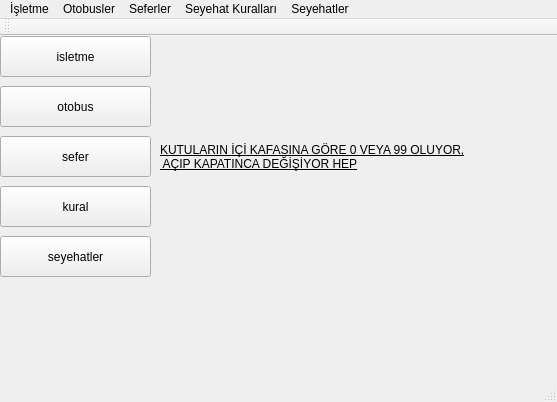
The window that otobusbilgisistemi.ui (emirkyz/OtobusBilgiSistemi) describes before a commit, drawn with Qt 5.
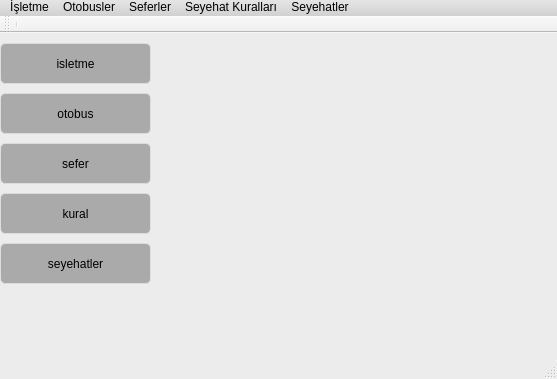
The same window after the commit. Icons and pictures are not drawn.

```diff
--- a/otobusbilgisistemi.ui
+++ b/otobusbilgisistemi.ui
@@ -7,18 +7,589 @@
     <x>0</x>
     <y>0</y>
     <width>557</width>
-    <height>402</height>
+    <height>379</height>
    </rect>
   </property>
   <property name="windowTitle">
    <string>OtobusBilgiSistemi</string>
   </property>
+  <property name="windowIcon">
+   <iconset resource="Kaynaklar.qrc">
+    <normaloff>:/Resimler/Window.png</normaloff>:/Resimler/Window.png</iconset>
+  </property>
+  <property name="styleSheet">
+   <string notr="true">QMainWindow#OtobusBilgiSistemi{
+	border-image: url(:/Resimler/background.png)
+}
+QLineEdit {
+	font: 12pt &quot;Roboto&quot;;
+}
+QSpinBox {
+	font: 12pt &quot;Roboto&quot;;
+}
+
+QPlainTextEdit {
+	font: 12pt &quot;Roboto&quot;;
+}
+QMainWindow {
+	background-color:#ececec;
+}
+QTextEdit {
+	border-width: 1px;
+	border-style: solid;
+	border-color: qlineargradient(spread:pad, x1:0.5, y1:1, x2:0.5, y2:0, stop:0 rgba(0, 113, 255, 255), stop:1 rgba(91, 171, 252, 255));
+}
+QPlainTextEdit {
+	border-width: 1px;
+	border-style: solid;
+	border-color: qlineargradient(spread:pad, x1:0.5, y1:1, x2:0.5, y2:0, stop:0 rgba(0, 113, 255, 255), stop:1 rgba(91, 171, 252, 255));
+}
+QToolButton {
+	border-style: solid;
+	border-top-color: qlineargradient(spread:pad, x1:0.5, y1:1, x2:0.5, y2:0, stop:0 rgb(215, 215, 215), stop:1 rgb(222, 222, 222));
+	border-right-color: qlineargradient(spread:pad, x1:0, y1:0.5, x2:1, y2:0.5, stop:0 rgb(217, 217, 217), stop:1 rgb(227, 227, 227));
+	border-left-color: qlineargradient(spread:pad, x1:0, y1:0.5, x2:1, y2:0.5, stop:0 rgb(227, 227, 227), stop:1 rgb(217, 217, 217));
+	border-bottom-color: qlineargradient(spread:pad, x1:0.5, y1:1, x2:0.5, y2:0, stop:0 rgb(215, 215, 215), stop:1 rgb(222, 222, 222));
+	border-width: 1px;
+	border-radius: 5px;
+	color: rgb(0,0,0);
+	padding: 2px;
+	background-color: rgb(170,170,170);
+}
+QToolButton:hover{
+	border-style: solid;
+	border-top-color: qlineargradient(spread:pad, x1:0.5, y1:1, x2:0.5, y2:0, stop:0 rgb(195, 195, 195), stop:1 rgb(222, 222, 222));
+	border-right-color: qlineargradient(spread:pad, x1:0, y1:0.5, x2:1, y2:0.5, stop:0 rgb(197, 197, 197), stop:1 rgb(227, 227, 227));
+	border-left-color: qlineargradient(spread:pad, x1:0, y1:0.5, x2:1, y2:0.5, stop:0 rgb(227, 227, 227), stop:1 rgb(197, 197, 197));
+	border-bottom-color: qlineargradient(spread:pad, x1:0.5, y1:1, x2:0.5, y2:0, stop:0 rgb(195, 195, 195), stop:1 rgb(222, 222, 222));
+	border-width: 1px;
+	border-radius: 5px;
+	color: rgb(0,0,0);
+	padding: 2px;
+	background-color: rgb(255,255,255);
+}
+QToolButton:pressed{
+	border-style: solid;
+	border-top-color: qlineargradient(spread:pad, x1:0.5, y1:1, x2:0.5, y2:0, stop:0 rgb(215, 215, 215), stop:1 rgb(222, 222, 222));
+	border-right-color: qlineargradient(spread:pad, x1:0, y1:0.5, x2:1, y2:0.5, stop:0 rgb(217, 217, 217), stop:1 rgb(227, 227, 227));
+	border-left-color: qlineargradient(spread:pad, x1:0, y1:0.5, x2:1, y2:0.5, stop:0 rgb(227, 227, 227), stop:1 rgb(217, 217, 217));
+	border-bottom-color: qlineargradient(spread:pad, x1:0.5, y1:1, x2:0.5, y2:0, stop:0 rgb(215, 215, 215), stop:1 rgb(222, 222, 222));
+	border-width: 1px;
+	border-radius: 5px;
+	color: rgb(0,0,0);
+	padding: 2px;
+	background-color: rgb(142,142,142);
+}
+QPushButton{
+	border-style: solid;
+	border-top-color: qlineargradient(spread:pad, x1:0.5, y1:1, x2:0.5, y2:0, stop:0 rgb(215, 215, 215), stop:1 rgb(222, 222, 222));
+	border-right-color: qlineargradient(spread:pad, x1:0, y1:0.5, x2:1, y2:0.5, stop:0 rgb(217, 217, 217), stop:1 rgb(227, 227, 227));
+	border-left-color: qlineargradient(spread:pad, x1:0, y1:0.5, x2:1, y2:0.5, stop:0 rgb(227, 227, 227), stop:1 rgb(217, 217, 217));
+	border-bottom-color: qlineargradient(spread:pad, x1:0.5, y1:1, x2:0.5, y2:0, stop:0 rgb(215, 215, 215), stop:1 rgb(222, 222, 222));
+	border-width: 3px;
+	border-radius: 5px;
+	color: rgb(0,0,0);
+	padding: 3px;
+	background-color: rgb(255,255,255);
+}
+QPushButton::default{
+	border-style: solid;
+	border-top-color: qlineargradient(spread:pad, x1:0.5, y1:1, x2:0.5, y2:0, stop:0 rgb(215, 215, 215), stop:1 rgb(222, 222, 222));
+	border-right-color: qlineargradient(spread:pad, x1:0, y1:0.5, x2:1, y2:0.5, stop:0 rgb(217, 217, 217), stop:1 rgb(227, 227, 227));
+	border-left-color: qlineargradient(spread:pad, x1:0, y1:0.5, x2:1, y2:0.5, stop:0 rgb(227, 227, 227), stop:1 rgb(217, 217, 217));
+	border-bottom-color: qlineargradient(spread:pad, x1:0.5, y1:1, x2:0.5, y2:0, stop:0 rgb(215, 215, 215), stop:1 rgb(222, 222, 222));
+	border-width: 3px;
+	border-radius: 5px;
+	color: rgb(0,0,0);
+	padding: 3px;
+	background-color: rgb(255,255,255);
+}
+QPushButton:hover{
+	border-style: solid;
+	border-top-color: qlineargradient(spread:pad, x1:0.5, y1:1, x2:0.5, y2:0, stop:0 rgb(195, 195, 195), stop:1 rgb(222, 222, 222));
+	border-right-color: qlineargradient(spread:pad, x1:0, y1:0.5, x2:1, y2:0.5, stop:0 rgb(197, 197, 197), stop:1 rgb(227, 227, 227));
+	border-left-color: qlineargradient(spread:pad, x1:0, y1:0.5, x2:1, y2:0.5, stop:0 rgb(227, 227, 227), stop:1 rgb(197, 197, 197));
+	border-bottom-color: qlineargradient(spread:pad, x1:0.5, y1:1, x2:0.5, y2:0, stop:0 rgb(195, 195, 195), stop:1 rgb(222, 222, 222));
+	border-width: 1px;
+	border-radius: 5px;
+	color: rgb(0,0,0);
+	padding: 2px;
+	background-color: rgb(255,255,255);
+}
+QPushButton:pressed{
+	border-style: solid;
+	border-top-color: qlineargradient(spread:pad, x1:0.5, y1:1, x2:0.5, y2:0, stop:0 rgb(215, 215, 215), stop:1 rgb(222, 222, 222));
+	border-right-color: qlineargradient(spread:pad, x1:0, y1:0.5, x2:1, y2:0.5, stop:0 rgb(217, 217, 217), stop:1 rgb(227, 227, 227));
+	border-left-color: qlineargradient(spread:pad, x1:0, y1:0.5, x2:1, y2:0.5, stop:0 rgb(227, 227, 227), stop:1 rgb(217, 217, 217));
+	border-bottom-color: qlineargradient(spread:pad, x1:0.5, y1:1, x2:0.5, y2:0, stop:0 rgb(215, 215, 215), stop:1 rgb(222, 222, 222));
+	border-width: 1px;
+	border-radius: 5px;
+	color: rgb(0,0,0);
+	padding: 2px;
+	background-color: rgb(142,142,142);
+}
+QPushButton:disabled{
+	border-style: solid;
+	border-top-color: qlineargradient(spread:pad, x1:0.5, y1:1, x2:0.5, y2:0, stop:0 rgb(215, 215, 215), stop:1 rgb(222, 222, 222));
+	border-right-color: qlineargradient(spread:pad, x1:0, y1:0.5, x2:1, y2:0.5, stop:0 rgb(217, 217, 217), stop:1 rgb(227, 227, 227));
+	border-left-color: qlineargradient(spread:pad, x1:0, y1:0.5, x2:1, y2:0.5, stop:0 rgb(227, 227, 227), stop:1 rgb(217, 217, 217));
+	border-bottom-color: qlineargradient(spread:pad, x1:0.5, y1:1, x2:0.5, y2:0, stop:0 rgb(215, 215, 215), stop:1 rgb(222, 222, 222));
+	border-width: 1px;
+	border-radius: 5px;
+	color: #808086;
+	padding: 2px;
+	background-color: rgb(142,142,142);
+}
+QLineEdit {
+	border-width: 1px; border-radius: 4px;
+	border-style: solid;
+	border-color: qlineargradient(spread:pad, x1:0.5, y1:1, x2:0.5, y2:0, stop:0 rgba(0, 113, 255, 255), stop:1 rgba(91, 171, 252, 255));
+}
+QLabel {
+	color: #000000;
+}
+QLCDNumber {
+	color: rgb(0, 113, 255, 255);
+}
+QProgressBar {
+	text-align: center;
+	color: rgb(240, 240, 240);
+	border-width: 1px; 
+	border-radius: 10px;
+	border-color: rgb(230, 230, 230);
+	
+	background-color:rgb(207,207,207);
+}
+QProgressBar::chunk {
+	background-color: qlineargradient(spread:pad, x1:0.5, y1:1, x2:0.5, y2:0, stop:0 rgba(49, 147, 250, 255), stop:1 rgba(34, 142, 255, 255));
+	border-radius: 10px;
+}
+QMenuBar {
+	background-color: qlineargradient(spread:pad, x1:0.5, y1:1, x2:0.5, y2:0, stop:0 rgba(207, 209, 207, 255), stop:1 rgba(230, 229, 230, 255));
+}
+QMenuBar::item {
+	color: #000000;
+  	spacing: 3px;
+  	padding: 1px 4px;
+	
+}
+
+QMenuBar::item:selected {
+  	background-color: qlineargradient(spread:pad, x1:0.5, y1:1, x2:0.5, y2:0, stop:0 rgba(0, 113, 255, 255), stop:1 rgba(91, 171, 252, 255));
+	color: #FFFFFF;
+}
+QMenu::item:selected {
+	border-style: solid;
+	border-top-color: transparent;
+	border-right-color: transparent;
+	border-left-color: qlineargradient(spread:pad, x1:0.5, y1:1, x2:0.5, y2:0, stop:0 rgba(0, 113, 255, 255), stop:1 rgba(91, 171, 252, 255));
+	border-bottom-color: transparent;
+	border-left-width: 2px;
+	color: #000000;
+	padding-left:15px;
+	padding-top:4px;
+	padding-bottom:4px;
+	padding-right:7px;
+}
+QMenu::item {
+	border-style: solid;
+	border-top-color: transparent;
+	border-right-color: transparent;
+	border-left-color: transparent;
+	border-bottom-color: transparent;
+	border-bottom-width: 1px;
+	color: #000000;
+	padding-left:17px;
+	padding-top:4px;
+	padding-bottom:4px;
+	padding-right:7px;
+}
+QTabWidget {
+	color:rgb(0,0,0);
+	background-color:#000000;
+}
+QTabWidget::pane {
+		border-color: rgb(223,223,223);
+		background-color:rgb(226,226,226);
+		border-style: solid;
+		border-width: 2px;
+    	border-radius: 6px;
+}
+QTabBar::tab:first {
+	border-style: solid;
+	border-left-width:1px;
+	border-right-width:0px;
+	border-top-width:1px;
+	border-bottom-width:1px;
+	border-top-color: rgb(209,209,209);
+	border-left-color: qlineargradient(spread:pad, x1:0.5, y1:1, x2:0.5, y2:0, stop:0 rgba(209, 209, 209, 209), stop:1 rgba(229, 229, 229, 229));
+	border-bottom-color: rgb(229,229,229);
+	border-top-left-radius: 4px;
+	border-bottom-left-radius: 4px;
+	color: #000000;
+	padding: 3px;
+	margin-left:0px;
+	background-color: qlineargradient(spread:pad, x1:0.5, y1:1, x2:0.5, y2:0, stop:0 rgba(247, 247, 247, 255), stop:1 rgba(255, 255, 255, 255));
+}
+QTabBar::tab:last {
+	border-style: solid;
+	border-width:1px;
+	border-top-color: rgb(209,209,209);
+	border-left-color: qlineargradient(spread:pad, x1:0.5, y1:1, x2:0.5, y2:0, stop:0 rgba(209, 209, 209, 209), stop:1 rgba(229, 229, 229, 229));
+	border-right-color: qlineargradient(spread:pad, x1:0.5, y1:1, x2:0.5, y2:0, stop:0 rgba(209, 209, 209, 209), stop:1 rgba(229, 229, 229, 229));
+	border-bottom-color: rgb(229,229,229);
+	border-top-right-radius: 4px;
+	border-bottom-right-radius: 4px;
+	color: #000000;
+	padding: 3px;
+	margin-left:0px;
+	background-color: qlineargradient(spread:pad, x1:0.5, y1:1, x2:0.5, y2:0, stop:0 rgba(247, 247, 247, 255), stop:1 rgba(255, 255, 255, 255));
+}
+QTabBar::tab {
+	border-style: solid;
+	border-top-width:1px;
+	border-bottom-width:1px;
+	border-left-width:1px;
+	border-top-color: rgb(209,209,209);
+	border-left-color: qlineargradient(spread:pad, x1:0.5, y1:1, x2:0.5, y2:0, stop:0 rgba(209, 209, 209, 209), stop:1 rgba(229, 229, 229, 229));
+	border-bottom-color: rgb(229,229,229);
+	color: #000000;
+	padding: 3px;
+	margin-left:0px;
+	background-color: qlineargradient(spread:pad, x1:0.5, y1:1, x2:0.5, y2:0, stop:0 rgba(247, 247, 247, 255), stop:1 rgba(255, 255, 255, 255));
+}
+QTabBar::tab:selected, QTabBar::tab:last:selected, QTabBar::tab:hover {
+  	border-style: solid;
+  	border-left-width:1px;
+	border-right-color: transparent;
+	border-top-color: rgb(209,209,209);
+	border-left-color: qlineargradient(spread:pad, x1:0.5, y1:1, x2:0.5, y2:0, stop:0 rgba(209, 209, 209, 209), stop:1 rgba(229, 229, 229, 229));
+	border-bottom-color: rgb(229,229,229);
+	color: #FFFFFF;
+	padding: 3px;
+	margin-left:0px;
+	background-color: qlineargradient(spread:pad, x1:0.5, y1:1, x2:0.5, y2:0, stop:0 rgba(0, 113, 255, 255), stop:1 rgba(91, 171, 252, 255));
+}
+
+QTabBar::tab:selected, QTabBar::tab:first:selected, QTabBar::tab:hover {
+  	border-style: solid;
+  	border-left-width:1px;
+  	border-bottom-width:1px;
+  	border-top-width:1px;
+	border-right-color: transparent;
+	border-top-color: rgb(209,209,209);
+	border-left-color: qlineargradient(spread:pad, x1:0.5, y1:1, x2:0.5, y2:0, stop:0 rgba(209, 209, 209, 209), stop:1 rgba(229, 229, 229, 229));
+	border-bottom-color: rgb(229,229,229);
+	color: #FFFFFF;
+	padding: 3px;
+	margin-left:0px;
+	background-color: qlineargradient(spread:pad, x1:0.5, y1:1, x2:0.5, y2:0, stop:0 rgba(0, 113, 255, 255), stop:1 rgba(91, 171, 252, 255));
+}
+
+QCheckBox {
+	color: #000000;
+	padding: 2px;
+}
+QCheckBox:disabled {
+	color: #808086;
+	padding: 2px;
+}
+
+QCheckBox:hover {
+	border-radius:4px;
+	border-style:solid;
+	padding-left: 1px;
+	padding-right: 1px;
+	padding-bottom: 1px;
+	padding-top: 1px;
+	border-width:1px;
+	border-color: transparent;
+}
+QCheckBox::indicator:checked {
+
+	height: 10px;
+	width: 10px;
+	border-style:solid;
+	border-width: 1px;
+	border-color: qlineargradient(spread:pad, x1:0.5, y1:1, x2:0.5, y2:0, stop:0 rgba(0, 113, 255, 255), stop:1 rgba(91, 171, 252, 255));
+	color: #000000;
+	background-color: qlineargradient(spread:pad, x1:0.5, y1:1, x2:0.5, y2:0, stop:0 rgba(0, 113, 255, 255), stop:1 rgba(91, 171, 252, 255));
+}
+QCheckBox::indicator:unchecked {
+
+	height: 10px;
+	width: 10px;
+	border-style:solid;
+	border-width: 1px;
+	border-color: qlineargradient(spread:pad, x1:0.5, y1:1, x2:0.5, y2:0, stop:0 rgba(0, 113, 255, 255), stop:1 rgba(91, 171, 252, 255));
+	color: #000000;
+}
+QRadioButton {
+	color: 000000;
+	padding: 1px;
+}
+QRadioButton::indicator:checked {
+	height: 10px;
+	width: 10px;
+	border-style:solid;
+	border-radius:5px;
+	border-width: 1px;
+	border-color: qlineargradient(spread:pad, x1:0.5, y1:1, x2:0.5, y2:0, stop:0 rgba(0, 113, 255, 255), stop:1 rgba(91, 171, 252, 255));
+	color: #a9b7c6;
+	background-color: qlineargradient(spread:pad, x1:0.5, y1:1, x2:0.5, y2:0, stop:0 rgba(0, 113, 255, 255), stop:1 rgba(91, 171, 252, 255));
+}
+QRadioButton::indicator:!checked {
+	height: 10px;
+	width: 10px;
+	border-style:solid;
+	border-radius:5px;
+	border-width: 1px;
+	border-color: qlineargradient(spread:pad, x1:0.5, y1:1, x2:0.5, y2:0, stop:0 rgba(0, 113, 255, 255), stop:1 rgba(91, 171, 252, 255));
+	color: #a9b7c6;
+	background-color: transparent;
+}
+QStatusBar {
+	color:#027f7f;
+}
+QSpinBox {
+	border-style: solid;
+	border-width: 1px;
+	border-color: qlineargradient(spread:pad, x1:0.5, y1:1, x2:0.5, y2:0, stop:0 rgba(0, 113, 255, 255), stop:1 rgba(91, 171, 252, 255));
+}
+QDoubleSpinBox {
+	border-style: solid;
+	border-width: 1px;
+	border-color: qlineargradient(spread:pad, x1:0.5, y1:1, x2:0.5, y2:0, stop:0 rgba(0, 113, 255, 255), stop:1 rgba(91, 171, 252, 255));
+}
+QTimeEdit {
+	border-style: solid;
+	border-width: 1px;
+	border-color: qlineargradient(spread:pad, x1:0.5, y1:1, x2:0.5, y2:0, stop:0 rgba(0, 113, 255, 255), stop:1 rgba(91, 171, 252, 255));
+}
+QDateTimeEdit {
+	border-style: solid;
+	border-width: 1px;
+	border-color: qlineargradient(spread:pad, x1:0.5, y1:1, x2:0.5, y2:0, stop:0 rgba(0, 113, 255, 255), stop:1 rgba(91, 171, 252, 255));
+}
+QDateEdit {
+	border-style: solid;
+	border-width: 1px;
+	border-color: qlineargradient(spread:pad, x1:0.5, y1:1, x2:0.5, y2:0, stop:0 rgba(0, 113, 255, 255), stop:1 rgba(91, 171, 252, 255));
+}
+
+QToolBox {
+	color: #a9b7c6;
+	background-color:#000000;
+}
+QToolBox::tab {
+	color: #a9b7c6;
+	background-color:#000000;
+}
+QToolBox::tab:selected {
+	color: #FFFFFF;
+	background-color:#000000;
+}
+QScrollArea {
+	color: #FFFFFF;
+	background-color:#000000;
+}
+QSlider::groove:horizontal {
+	height: 5px;
+	background-color: qlineargradient(spread:pad, x1:0.5, y1:1, x2:0.5, y2:0, stop:0 rgba(49, 147, 250, 255), stop:1 rgba(34, 142, 255, 255));
+}
+QSlider::groove:vertical {
+	width: 5px;
+	background-color: qlineargradient(spread:pad, x1:0.5, y1:1, x2:0.5, y2:0, stop:0 rgba(49, 147, 250, 255), stop:1 rgba(34, 142, 255, 255));
+}
+QSlider::handle:horizontal {
+	background: rgb(253,253,253);
+	border-style: solid;
+	border-width: 1px;
+	border-color: rgb(207,207,207);
+	width: 12px;
+	margin: -5px 0;
+	border-radius: 7px;
+}
+QSlider::handle:vertical {
+	background: rgb(253,253,253);
+	border-style: solid;
+	border-width: 1px;
+	border-color: rgb(207,207,207);
+	height: 12px;
+	margin: 0 -5px;
+	border-radius: 7px;
+}
+QSlider::add-page:horizontal {
+    background: rgb(181,181,181);
+}
+QSlider::add-page:vertical {
+    background: rgb(181,181,181);
+}
+QSlider::sub-page:horizontal {
+    background-color: qlineargradient(spread:pad, x1:0.5, y1:1, x2:0.5, y2:0, stop:0 rgba(49, 147, 250, 255), stop:1 rgba(34, 142, 255, 255));
+}
+QSlider::sub-page:vertical {
+    background-color: qlineargradient(spread:pad, y1:0.5, x1:1, y2:0.5, x2:0, stop:0 rgba(49, 147, 250, 255), stop:1 rgba(34, 142, 255, 255));
+}
+QScrollBar:horizontal {
+	max-height: 20px;
+	border: 1px transparent grey;
+	margin: 0px 20px 0px 20px;
+}
+QScrollBar:vertical {
+	max-width: 20px;
+	border: 1px transparent grey;
+	margin: 20px 0px 20px 0px;
+}
+QScrollBar::handle:horizontal {
+	background: rgb(253,253,253);
+	border-style: solid;
+	border-width: 1px;
+	border-color: rgb(207,207,207);
+	border-radius: 7px;
+	min-width: 25px;
+}
+QScrollBar::handle:horizontal:hover {
+	background: rgb(253,253,253);
+	border-style: solid;
+	border-width: 1px;
+	border-color: rgb(147, 200, 200);
+	border-radius: 7px;
+	min-width: 25px;
+}
+QScrollBar::handle:vertical {
+	background: rgb(253,253,253);
+	border-style: solid;
+	border-width: 1px;
+	border-color: rgb(207,207,207);
+	border-radius: 7px;
+	min-height: 25px;
+}
+QScrollBar::handle:vertical:hover {
+	background: rgb(253,253,253);
+	border-style: solid;
+	border-width: 1px;
+	border-color: rgb(147, 200, 200);
+	border-radius: 7px;
+	min-height: 25px;
+}
+QScrollBar::add-line:horizontal {
+   border: 2px transparent grey;
+   border-top-right-radius: 7px;
+   border-bottom-right-radius: 7px;
+   background: rgba(34, 142, 255, 255);
+   width: 20px;
+   subcontrol-position: right;
+   subcontrol-origin: margin;
+}
+QScrollBar::add-line:horizontal:pressed {
+   border: 2px transparent grey;
+   border-top-right-radius: 7px;
+   border-bottom-right-radius: 7px;
+   background: rgb(181,181,181);
+   width: 20px;
+   subcontrol-position: right;
+   subcontrol-origin: margin;
+}
+QScrollBar::add-line:vertical {
+   border: 2px transparent grey;
+   border-bottom-left-radius: 7px;
+   border-bottom-right-radius: 7px;
+   background: rgba(34, 142, 255, 255);
+   height: 20px;
+   subcontrol-position: bottom;
+   subcontrol-origin: margin;
+}
+QScrollBar::add-line:vertical:pressed {
+   border: 2px transparent grey;
+   border-bottom-left-radius: 7px;
+   border-bottom-right-radius: 7px;
+   background: rgb(181,181,181);
+   height: 20px;
+   subcontrol-position: bottom;
+   subcontrol-origin: margin;
+}
+QScrollBar::sub-line:horizontal {
+   border: 2px transparent grey;
+   border-top-left-radius: 7px;
+   border-bottom-left-radius: 7px;
+   background: rgba(34, 142, 255, 255);
+   width: 20px;
+   subcontrol-position: left;
+   subcontrol-origin: margin;
+}
+QScrollBar::sub-line:horizontal:pressed {
+   border: 2px transparent grey;
+   border-top-left-radius: 7px;
+   border-bottom-left-radius: 7px;
+   background: rgb(181,181,181);
+   width: 20px;
+   subcontrol-position: left;
+   subcontrol-origin: margin;
+}
+QScrollBar::sub-line:vertical {
+   border: 2px transparent grey;
+   border-top-left-radius: 7px;
+   border-top-right-radius: 7px;
+   background: rgba(34, 142, 255, 255);
+   height: 20px;
+   subcontrol-position: top;
+   subcontrol-origin: margin;
+}
+QScrollBar::sub-line:vertical:pressed {
+   border: 2px transparent grey;
+   border-top-left-radius: 7px;
+   border-top-right-radius: 7px;
+   background: rgb(181,181,181);
+   height: 20px;
+   subcontrol-position: top;
+   subcontrol-origin: margin;
+}
+QScrollBar::left-arrow:horizontal {
+   border: 1px transparent grey;
+   border-top-left-radius: 3px;
+   border-bottom-left-radius: 3px;
+   width: 6px;
+   height: 6px;
+   background: white;
+}
+QScrollBar::right-arrow:horizontal {
+   border: 1px transparent grey;
+   border-top-right-radius: 3px;
+   border-bottom-right-radius: 3px;
+   width: 6px;
+   height: 6px;
+   background: white;
+}
+QScrollBar::up-arrow:vertical {
+   border: 1px transparent grey;
+   border-top-left-radius: 3px;
+   border-top-right-radius: 3px;
+   width: 6px;
+   height: 6px;
+   background: white;
+}
+QScrollBar::down-arrow:vertical {
+   border: 1px transparent grey;
+   border-bottom-left-radius: 3px;
+   border-bottom-right-radius: 3px;
+   width: 6px;
+   height: 6px;
+   background: white;
+}
+QScrollBar::add-page:horizontal, QScrollBar::sub-page:horizontal {
+   background: none;
+}
+QScrollBar::add-page:vertical, QScrollBar::sub-page:vertical {
+   background: none;
+}</string>
+  </property>
   <widget class="QWidget" name="centralwidget">
    <widget class="QToolButton" name="tbIsletme">
     <property name="geometry">
      <rect>
       <x>0</x>
-      <y>0</y>
+      <y>10</y>
       <width>151</width>
       <height>41</height>
      </rect>
@@ -50,7 +621,7 @@
     <property name="geometry">
      <rect>
       <x>0</x>
-      <y>100</y>
+      <y>110</y>
       <width>151</width>
       <height>41</height>
      </rect>
@@ -66,7 +637,7 @@
     <property name="geometry">
      <rect>
       <x>0</x>
-      <y>50</y>
+      <y>60</y>
       <width>151</width>
       <height>41</height>
      </rect>
@@ -82,7 +653,7 @@
     <property name="geometry">
      <rect>
       <x>0</x>
-      <y>150</y>
+      <y>160</y>
       <width>151</width>
       <height>41</height>
      </rect>
@@ -98,7 +669,7 @@
     <property name="geometry">
      <rect>
       <x>0</x>
-      <y>200</y>
+      <y>210</y>
       <width>151</width>
       <height>41</height>
      </rect>
@@ -110,27 +681,6 @@
      <enum>Qt::ToolButtonTextUnderIcon</enum>
     </property>
    </widget>
-   <widget class="QLabel" name="label">
-    <property name="geometry">
-     <rect>
-      <x>160</x>
-      <y>100</y>
-      <width>391</width>
-      <height>41</height>
-     </rect>
-    </property>
-    <property name="toolTip">
-     <string>&lt;html&gt;&lt;head/&gt;&lt;body&gt;&lt;p align=&quot;center&quot;&gt;&lt;br/&gt;&lt;/p&gt;&lt;/body&gt;&lt;/html&gt;</string>
-    </property>
-    <property name="styleSheet">
-     <string notr="true">font: 12pt &quot;Microsoft Sans Serif&quot;;
-text-decoration: underline;</string>
-    </property>
-    <property name="text">
-     <string>KUTULARIN İÇİ KAFASINA GÖRE 0 VEYA 99 OLUYOR,
- AÇIP KAPATINCA DEĞİŞİYOR HEP</string>
-    </property>
-   </widget>
   </widget>
   <widget class="QMenuBar" name="menubar">
    <property name="geometry">
@@ -138,7 +688,7 @@
      <x>0</x>
      <y>0</y>
      <width>557</width>
-     <height>22</height>
+     <height>19</height>
     </rect>
    </property>
    <widget class="QMenu" name="menu_letme">
@@ -183,6 +733,7 @@
    <attribute name="toolBarBreak">
     <bool>false</bool>
    </attribute>
+   <addaction name="separator"/>
   </widget>
  </widget>
  <resources/>
```
Left out of the diff: 9 changed lines with no effect on the pictures.
